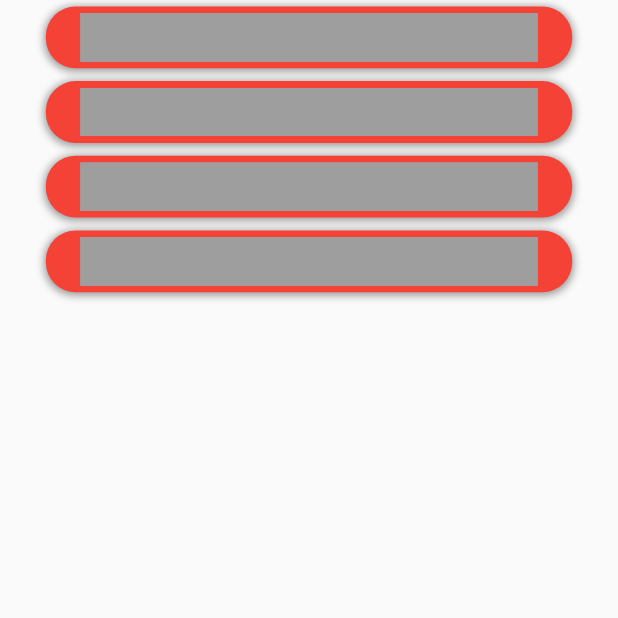
After one commit to camilo1498/flutter_animation, a Flutter app: the screen it shows after launch, after a tap on "Expanded container", on a phone screen of 412 x 824 dp, the top half of it. The commit adds this screen. Run offline on Flutter 3.47's test engine with Material 2 defaults, Android fonts, the phone set to English and light mode, and no system bars; our stand-ins replace dio, flutter_screenutil, get; network calls fail; statements that could not run were skipped.

```diff
--- a/lib/main.dart
+++ b/lib/main.dart
@@ -7,6 +7,17 @@ import 'package:flutter_screenutil/flutter_screenutil.dart';
 import 'package:get/get.dart';
 
 void main() async{
+
+/*
+  ErrorWidget.builder = (FlutterErrorDetails details) {
+
+    return Container(
+      color: Colors.black.withOpacity(0.5),
+      child: Center(child: Text(details.exception.toString(), style: TextStyle(color: Colors.white),)),
+    );
+  };
+*/
+
   ///Ensure the widgets are already initialized
   WidgetsFlutterBinding.ensureInitialized();
   Paint.enableDithering = true;
@@ -24,6 +35,7 @@ void main() async{
     DeviceOrientation.portraitUp,
     DeviceOrientation.portraitDown,
   ]);
+
   runApp(const MyApp());
 }
 
--- a/lib/pages/charts/widgets/bar.dart
+++ b/lib/pages/charts/widgets/bar.dart
@@ -122,5 +122,5 @@ class BarChartPainter extends CustomPainter {
   }
 
   @override
-  bool shouldRepaint(BarChartPainter old) => false;
+  bool shouldRepaint(BarChartPainter oldDelegate) => false;
 }
--- /dev/null
+++ b/lib/pages/expanded_card/ExpandedCardBinding.dart
@@ -0,0 +1,9 @@
+import 'package:animations/pages/expanded_card/expanded_card_controller.dart';
+import 'package:get/get.dart';
+
+class ExpandedCardBinding implements Bindings {
+  @override
+  void dependencies() {
+    Get.lazyPut(() => ExpandedCardController());
+  }
+}
--- /dev/null
+++ b/lib/pages/expanded_card/expanded_card_controller.dart
@@ -0,0 +1,42 @@
+import 'dart:ui';
+
+import 'package:flutter/animation.dart';
+import 'package:get/get.dart';
+
+class ExpandedCardController extends GetxController with GetTickerProviderStateMixin{
+
+  late final AnimationController animController;
+  bool expanded = false;
+  double currentHeight = 0.0;
+
+  @override
+  void onInit() {
+    animController = AnimationController(vsync: this, duration: 1200.milliseconds);
+    super.onInit();
+  }
+
+  @override
+  void dispose() {
+    animController.dispose();
+    super.dispose();
+  }
+
+  double positionedHeight(double value, double minHeight, double maxHeight) {
+    currentHeight = maxHeight;
+    return lerpDouble(minHeight, maxHeight, value) ?? 0.0;
+  }
+
+  onTaoNavBar(double maxHeight) {
+    currentHeight = maxHeight;
+    expanded = !expanded;
+    update();
+    if(expanded) {
+      animController.reverse();
+    } else {
+      animController.forward(from: 0);
+      currentHeight = maxHeight;
+
+    }
+  }
+
+}
--- /dev/null
+++ b/lib/pages/expanded_card/expanded_card_page.dart
@@ -0,0 +1,170 @@
+import 'dart:ui';
+
+import 'package:animations/pages/expanded_card/expanded_card_controller.dart';
+import 'package:flutter/material.dart';
+import 'package:flutter_screenutil/flutter_screenutil.dart';
+import 'package:get/get.dart';
+
+class ExpandedCardPage extends StatefulWidget {
+  const ExpandedCardPage({Key? key}) : super(key: key);
+
+  @override
+  State<ExpandedCardPage> createState() => _ExpandedCardPageState();
+}
+
+class _ExpandedCardPageState extends State<ExpandedCardPage> {
+
+  final ScreenUtil screenUtil = ScreenUtil();
+
+
+  @override
+  Widget build(BuildContext context) {
+    return GetBuilder<ExpandedCardController>(
+      builder: (ctrl) => Scaffold(
+        body: Padding(
+          padding: EdgeInsets.symmetric(horizontal: 80.w),
+          child: SafeArea(
+            child: SingleChildScrollView(
+              child: Column(
+                children: List.generate(4, (index) => Padding(
+                  padding: EdgeInsets.symmetric(vertical: 10.h),
+                  child: ExpandedContainer(
+                    firstChild: Container(
+                      color: Colors.grey,
+                      width: screenUtil.screenWidth,
+                      height: screenUtil.screenHeight * 0.05,
+                    ),
+                    secondChild: Container(
+                    height: screenUtil.screenHeight *( index * 0.1),
+                  width: screenUtil.screenWidth,
+                  color: Colors.white,
+                  ),
+                  ),
+                )).toList()
+              ),
+            ),
+          ),
+        ),
+      ),
+    );
+  }
+}
+
+class ExpandedContainer extends StatefulWidget {
+  final Widget firstChild;
+  final Widget secondChild;
+  const ExpandedContainer({
+    Key? key,
+    required this.firstChild,
+    required this.secondChild
+  }) : super(key: key);
+
+  @override
+  State<ExpandedContainer> createState() => _ExpandedContainerState();
+}
+
+class _ExpandedContainerState extends State<ExpandedContainer>  with SingleTickerProviderStateMixin{
+
+  /// controllers
+  late AnimationController animationController;
+
+  /// variables
+  bool expanded = false;
+  double currentFirstHeight = 0.0;
+  double currentSecondHeight = 0.0;
+
+  GlobalKey firstKey = GlobalKey();
+  GlobalKey secondKey = GlobalKey();
+
+  @override
+  void initState() {
+    animationController = AnimationController(vsync: this, duration: const Duration(milliseconds: 800));
+    WidgetsBinding.instance.addPostFrameCallback((timeStamp) {
+      _getSizes();
+    });
+    animationController.forward();
+    super.initState();
+  }
+
+  @override
+  void dispose() {
+    animationController.dispose();
+    super.dispose();
+  }
+
+  _getSizes() {
+    final RenderBox renderFirst = firstKey.currentContext!.findRenderObject() as RenderBox;
+    final RenderBox renderSecond = secondKey.currentContext!.findRenderObject() as RenderBox;
+    final sizeFirst = renderFirst.size;
+    final sizeSecond = renderSecond.size;
+    setState(() {
+      currentFirstHeight = sizeFirst.height;
+      currentSecondHeight = sizeSecond.height;
+    });
+  }
+
+  double positionedHeight(double value, double minHeight, double maxHeight) {
+    currentFirstHeight = maxHeight;
+    return lerpDouble(minHeight, maxHeight, value) ?? 0.0;
+  }
+
+  @override
+  Widget build(BuildContext context) {
+    final ScreenUtil screenUtil = ScreenUtil();
+    return AnimatedBuilder(
+      animation: animationController,
+      builder: (context, child) {
+        final value = const ElasticInOutCurve(0.7).transform(animationController.value);
+        return GestureDetector(
+          onTap: () {
+            setState(() {
+              _getSizes();
+              expanded = !expanded;
+            });
+            if(expanded) {
+              animationController.reverse();
+            } else {
+              animationController.forward(from: 0);
+            }
+          },
+          child: Container(
+            width: screenUtil.screenWidth,
+            height: positionedHeight(value, currentSecondHeight, currentFirstHeight),
+            padding: EdgeInsets.symmetric(horizontal: 60.w, vertical: 10.h),
+            decoration: BoxDecoration(
+                color: Colors.red,
+                borderRadius: BorderRadius.circular(20),
+                boxShadow: [
+                  BoxShadow(
+                      color: Colors.black.withOpacity(0.4),
+                      offset: const Offset(0, 1),
+                      spreadRadius: 1,
+                      blurRadius: 4
+                  )
+                ]
+            ),
+            child: SingleChildScrollView(
+              physics: const NeverScrollableScrollPhysics(),
+              child: Column(
+                children: [
+                 SizedBox(
+                   key: firstKey,
+                   child: widget.firstChild,
+                 ),
+                  Column(
+                    key: secondKey,
+                    children: [
+                      20.verticalSpace,
+                      widget.secondChild
+                    ],
+                  )
+
+                ],
+              ),
+            ),
+          ),
+        );
+      },
+    );
+  }
+}
--- a/lib/pages/main_page/main_controller.dart
+++ b/lib/pages/main_page/main_controller.dart
@@ -45,4 +45,8 @@ class MainController extends GetxController {
   onTapCharts() {
     Get.toNamed(AppRoutes.chartsPage);
   }
+
+  onTapExpandedContainer() {
+    Get.toNamed(AppRoutes.expandedCardPage);
+  }
 }
--- a/lib/pages/main_page/main_page.dart
+++ b/lib/pages/main_page/main_page.dart
@@ -77,6 +77,12 @@ class MainPage extends StatelessWidget {
                         title: 'Charts',
                         onTap: ctrl.onTapCharts
                     ),
+                    30.verticalSpace,
+
+                    _button(
+                        title: 'Expanded container',
+                        onTap: ctrl.onTapExpandedContainer
+                    ),
                   ],
                 ),
               ),
--- a/lib/routes/app_pages.dart
+++ b/lib/routes/app_pages.dart
@@ -9,6 +9,8 @@ import 'package:animations/pages/detail_page/detail_binding.dart';
 import 'package:animations/pages/detail_page/detail_page.dart';
 import 'package:animations/pages/expandable_nav_bar/expandable_nav_bar_binding.dart';
 import 'package:animations/pages/expandable_nav_bar/expandable_nav_bar_page.dart';
+import 'package:animations/pages/expanded_card/ExpandedCardBinding.dart';
+import 'package:animations/pages/expanded_card/expanded_card_page.dart';
 import 'package:animations/pages/hero_animation/hero_animation_binding.dart';
 import 'package:animations/pages/hero_animation/hero_animation_page.dart';
 import 'package:animations/pages/hero_animation/subpages/hero_detail_page.dart';
@@ -80,5 +82,10 @@ class AppPages {
         name: AppRoutes.chartsPage,
         page: () => const ChartsPage(),
     ),
+    GetPage(
+        name: AppRoutes.expandedCardPage,
+        page: () => const ExpandedCardPage(),
+        binding: ExpandedCardBinding(),
+    ),
   ];
 }
--- a/lib/routes/app_routes.dart
+++ b/lib/routes/app_routes.dart
@@ -10,4 +10,5 @@ class AppRoutes {
   static const heroAnimationPage = '/heroAnimationPage';
   static const heroDetailPage = '/heroDetailPage';
   static const chartsPage = '/chartsPage';
+  static const expandedCardPage = '/expandedCardPage';
 }
```
